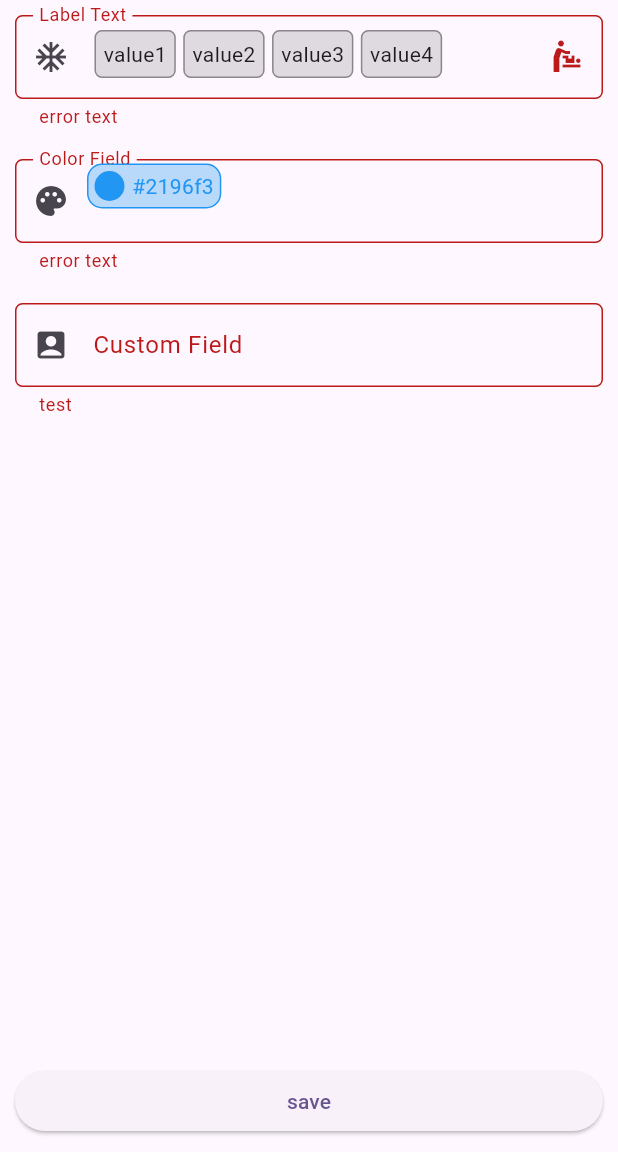
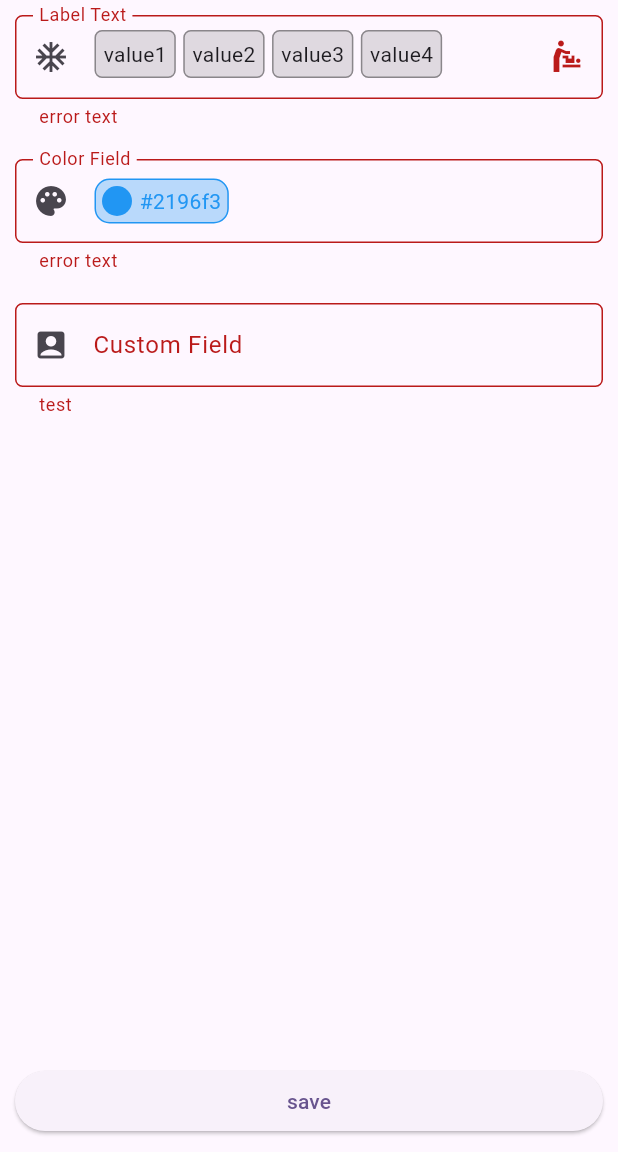
Before and after one commit to semutKecil/any_field, a Flutter app: the screen it shows after launch, after a tap on the "close" icon, on a phone screen of 412 x 824 dp, the part 84-1236 px from its top. Run offline on Flutter 3.47's test engine with Material 3 defaults, Android fonts, the phone set to English and light mode, and no system bars; our stand-ins replace flutter_bloc.

Commit message:
fix default displayPadding. fix readme and demo

```diff
--- a/lib/any_field.dart
+++ b/lib/any_field.dart
@@ -49,7 +49,7 @@ class AnyField<T> extends StatefulWidget {
     this.decoration = const InputDecoration(),
     this.minHeight,
     this.maxHeight,
-    this.displayPadding = EdgeInsets.zero,
+    this.displayPadding = const EdgeInsets.fromLTRB(5, 10, 5, 5),
     this.controller,
     this.onChanged,
     this.onTap,
@@ -84,7 +84,7 @@ class AnyField<T> extends StatefulWidget {
   final double? maxHeight;
 
   /// Padding applied around the display content within the field.
-  final EdgeInsets? displayPadding;
+  final EdgeInsets displayPadding;
 
   /// Controller that manages the field's value.
   ///
@@ -404,9 +404,7 @@ class _AnyFieldState<T> extends State<AnyField<T>> {
                             // height: height,
                             constraints: BoxConstraints(maxHeight: height),
                             child: Padding(
-                              padding:
-                                  widget.displayPadding ??
-                                  EdgeInsets.fromLTRB(5, 10, 5, 5),
+                              padding: widget.displayPadding,
                               child:
                                   NotificationListener<
                                     ScrollMetricsNotification
@@ -418,9 +416,8 @@ class _AnyFieldState<T> extends State<AnyField<T>> {
                                             .maxScrollExtent;
                                         var extra =
                                             (widget.topCompensation ?? 0) +
-                                            (widget.displayPadding?.top ?? 10) +
-                                            (widget.displayPadding?.bottom ??
-                                                5);
+                                            (widget.displayPadding.top) +
+                                            (widget.displayPadding.bottom);
 
                                         var nh =
                                             extra +
--- a/lib/any_form_field.dart
+++ b/lib/any_form_field.dart
@@ -60,7 +60,7 @@ class AnyFormField<T> extends StatefulWidget {
   final double? maxHeight;
 
   /// Padding applied around the display content within the field.
-  final EdgeInsets? displayPadding;
+  final EdgeInsets displayPadding;
 
   /// Optional controller that manages the field's value.
   ///
@@ -164,7 +164,7 @@ class AnyFormField<T> extends StatefulWidget {
     required this.decoration,
     this.minHeight,
     this.maxHeight,
-    this.displayPadding,
+    this.displayPadding = const EdgeInsets.fromLTRB(5, 10, 5, 5),
     this.controller,
     this.onChanged,
     this.onTap,
--- a/pubspec.yaml
+++ b/pubspec.yaml
@@ -1,6 +1,6 @@
 name: any_field
 description: "A flexible Flutter input field widget that can display arbitrary content while maintaining the look and feel of a TextField."
-version: 0.0.2
+version: 0.0.3
 homepage: "https://github.com/semutKecil/any_field"
 
 environment:
```
Also changed, not shown: example/pubspec.lock, 1 other file.
